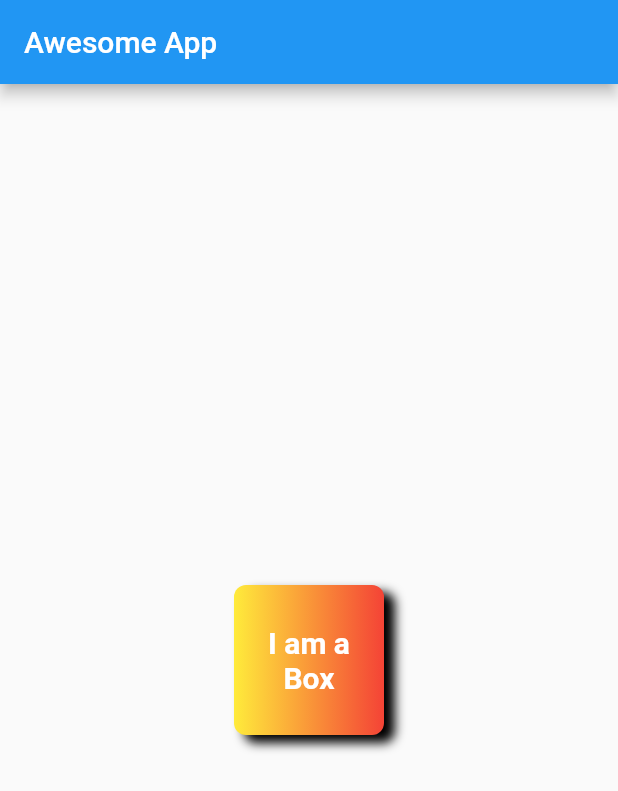
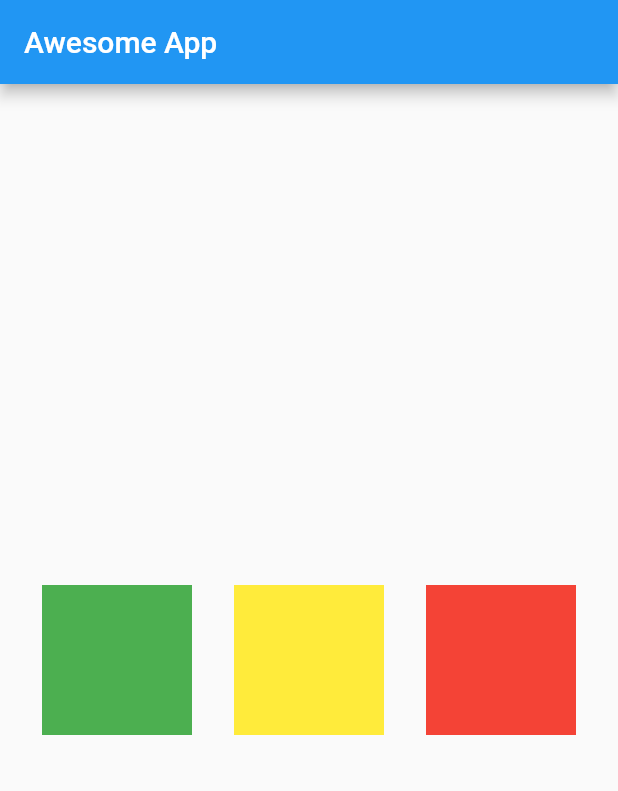
Before and after one commit to rajeshb001/sanatan-dharam, a Flutter app: the screen it shows after launch, on a phone screen of 412 x 824 dp. Shown: the top 791 px of the screen. Run offline on Flutter 3.47's test engine with Material 2 defaults, Android fonts, the phone set to English and light mode, and no system bars.

Commit message:
Chapter 3 Completed

```diff
--- a/lib/main.dart
+++ b/lib/main.dart
@@ -14,27 +14,35 @@ class HomePage extends StatelessWidget {
       appBar: AppBar(
         title: Text('Awesome App'),
       ),
-      body: Center(
-        child: Container(
+      body: Container(
+        width: MediaQuery.of(context).size.width,
+        height: MediaQuery.of(context).size.height,
+        child: Row(
+          mainAxisAlignment: MainAxisAlignment.spaceEvenly,
+          crossAxisAlignment: CrossAxisAlignment.center,
+          children: [
+            Container(
               padding: EdgeInsets.all(8),
               alignment: Alignment.center,
               width: 100,
               height: 100,
-          child: Text('I am a Box',
-            style: TextStyle(color: Colors.white, fontSize: 20, fontWeight: FontWeight.bold),
-            textAlign: TextAlign.center,
+              color: Colors.green,
             ),
-          decoration: BoxDecoration(
-            borderRadius: BorderRadius.circular(8),
-            boxShadow: [BoxShadow(
-              color: Colors.black,
-              blurRadius: 5,
-              offset: Offset(7.0,5.0),
-            )],
+            Container(
+              padding: EdgeInsets.all(8),
+              alignment: Alignment.center,
+              width: 100,
+              height: 100,
+              color: Colors.yellow,
+            ),
+            Container(
+              padding: EdgeInsets.all(8),
+              alignment: Alignment.center,
+              width: 100,
+              height: 100,
               color: Colors.red,
-            gradient: LinearGradient(
-              colors: [Colors.yellow, Colors.red]
-            )),
+            ),
+          ],
         ),
       ),
     );
```
Lines whose indentation alone changed are shown as unchanged.
